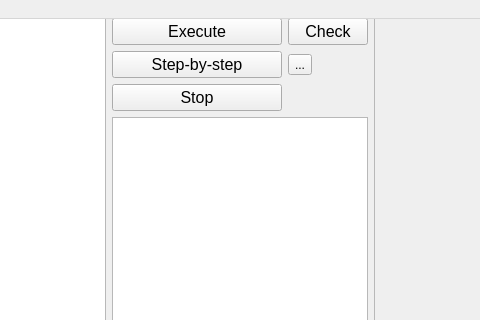
Debrugger/bfide, file src/ui/mainwindow.ui: the form before one commit; both pictures show x 260 to 740 and y 0 to 320 of the 1007 by 601 pixel window.
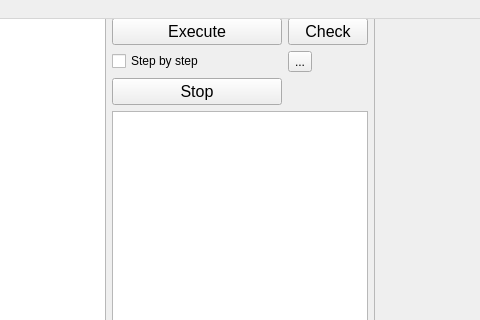
The form after the commit.

Commit message: added stop button

What changed in the file:
```diff
--- a/src/ui/mainwindow.ui
+++ b/src/ui/mainwindow.ui
@@ -24,18 +24,6 @@
      </rect>
     </property>
     <layout class="QGridLayout" name="grid_layout">
-     <item row="1" column="1">
-      <widget class="QPushButton" name="button_step">
-       <property name="font">
-        <font>
-         <pointsize>12</pointsize>
-        </font>
-       </property>
-       <property name="text">
-        <string>Step-by-step</string>
-       </property>
-      </widget>
-     </item>
      <item row="1" column="2">
       <widget class="QToolButton" name="button_next">
        <property name="text">
@@ -149,6 +137,13 @@
        </widget>
       </widget>
      </item>
+     <item row="1" column="1">
+      <widget class="QCheckBox" name="step_checkbox">
+       <property name="text">
+        <string>Step by step</string>
+       </property>
+      </widget>
+     </item>
     </layout>
    </widget>
   </widget>
```
Left out of the diff: 17 changed lines with no effect on the pictures. The commit also changes 3 other files.
